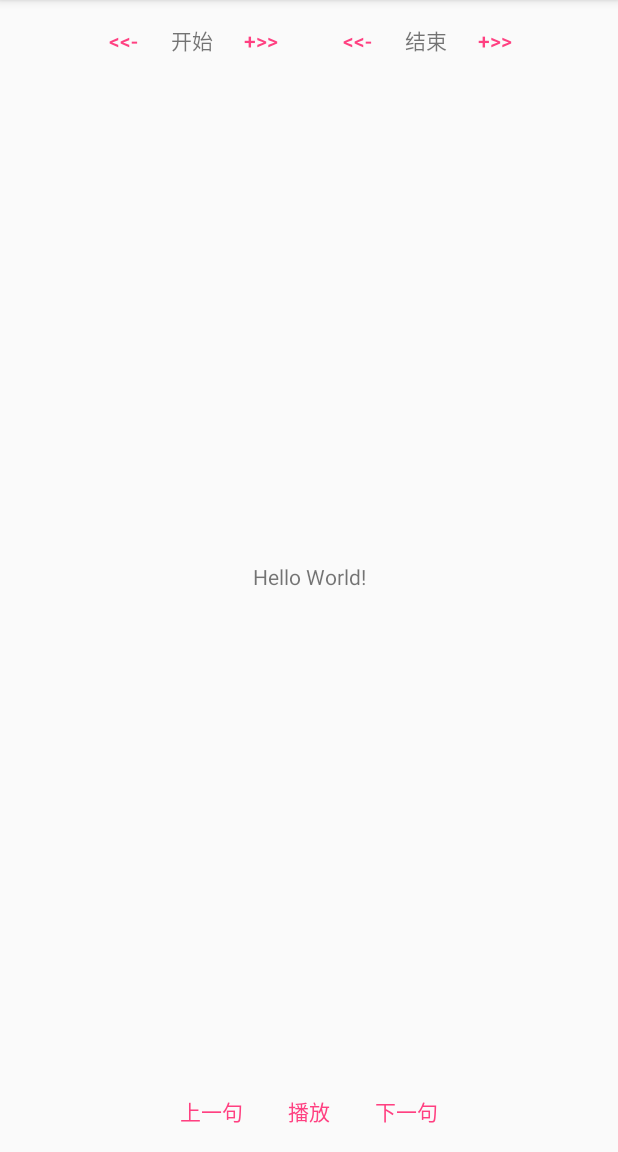
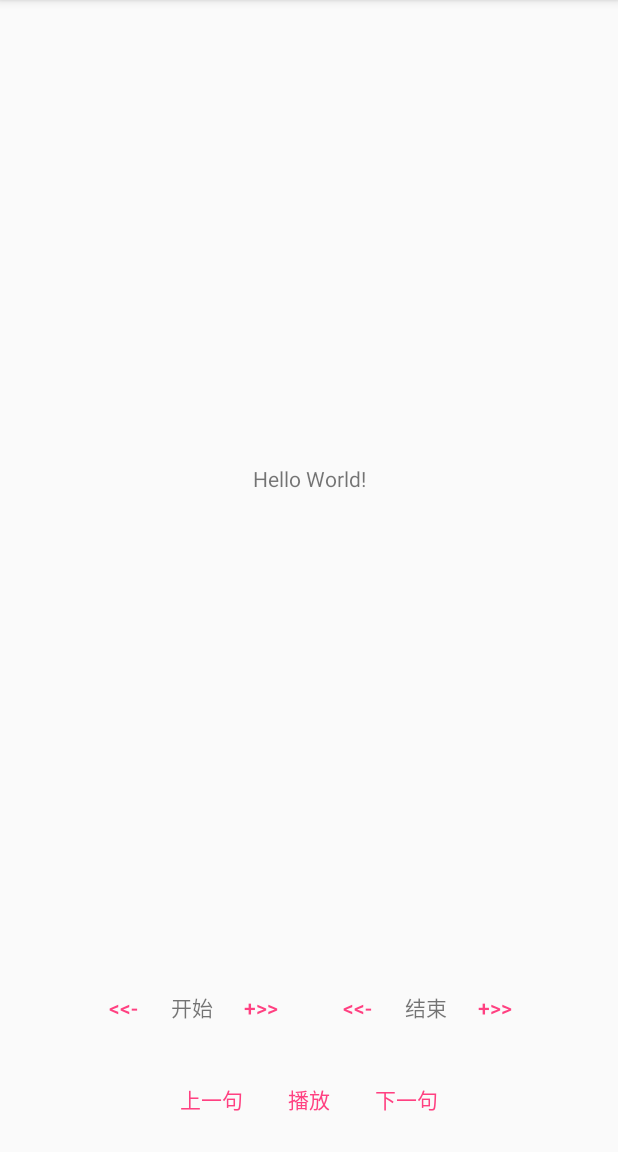
Before and after one commit to liangwuqiang/LrcPlayer, an Android app: the screen it shows after launch (MainActivity), on a phone screen of 412 x 824 dp, the part 84-1236 px from its top. Run offline under Robolectric (Android 15) with nearby library versions, the phone set to English and light mode, and no system bars.

Commit message:
页面布局调整

```diff
--- a/app/src/main/res/layout/content_main.xml
+++ b/app/src/main/res/layout/content_main.xml
@@ -12,15 +12,18 @@
         android:id="@+id/txtContent"
         android:layout_width="wrap_content"
         android:layout_height="wrap_content"
+        android:layout_marginBottom="8dp"
         android:text="Hello World!"
-        app:layout_constraintBottom_toBottomOf="parent"
+        app:layout_constraintBottom_toTopOf="@+id/linearLayout"
         app:layout_constraintLeft_toLeftOf="parent"
         app:layout_constraintRight_toRightOf="parent"
         app:layout_constraintTop_toTopOf="parent" />
 
     <LinearLayout
+        android:id="@+id/linearLayout2"
         android:layout_width="wrap_content"
         android:layout_height="wrap_content"
+        android:layout_marginBottom="8dp"
         android:orientation="horizontal"
         app:layout_constraintBottom_toBottomOf="parent"
         app:layout_constraintLeft_toLeftOf="parent"
@@ -28,44 +31,46 @@
 
         <Button
             android:id="@+id/btnPrevious"
+            style="?android:attr/buttonBarButtonStyle"
             android:layout_width="wrap_content"
             android:layout_height="wrap_content"
             android:layout_weight="1"
-            android:text="@string/previous"
-            style="?android:attr/buttonBarButtonStyle"/>
+            android:text="@string/previous" />
 
         <Button
             android:id="@+id/btnPlay"
+            style="?android:attr/buttonBarButtonStyle"
             android:layout_width="wrap_content"
             android:layout_height="wrap_content"
             android:layout_weight="1"
-            android:text="@string/bofang"
-            style="?android:attr/buttonBarButtonStyle"/>
+            android:text="@string/bofang" />
 
         <Button
             android:id="@+id/btnNext"
+            style="?android:attr/buttonBarButtonStyle"
             android:layout_width="wrap_content"
-            android:layout_height="wrap_content"
+            android:layout_height="match_parent"
             android:layout_weight="1"
-            android:text="@string/next"
-            style="?android:attr/buttonBarButtonStyle"/>
+            android:text="@string/next" />
     </LinearLayout>
 
     <LinearLayout
+        android:id="@+id/linearLayout"
         android:layout_width="wrap_content"
-        android:layout_height="wrap_content"
+        android:layout_height="52dp"
+        android:layout_marginBottom="8dp"
         android:orientation="horizontal"
-        app:layout_constraintTop_toTopOf="parent"
+        app:layout_constraintBottom_toTopOf="@+id/linearLayout2"
         app:layout_constraintLeft_toLeftOf="parent"
         app:layout_constraintRight_toRightOf="parent">
 
         <Button
             android:id="@+id/btnBeginReduce"
+            style="?android:attr/buttonBarButtonStyle"
             android:layout_width="wrap_content"
             android:layout_height="wrap_content"
             android:layout_weight="1"
-            android:text="@string/reduce"
-            style="?android:attr/buttonBarButtonStyle" />
+            android:text="@string/reduce" />
 
         <TextView
             android:layout_width="wrap_content"
@@ -75,19 +80,19 @@
 
         <Button
             android:id="@+id/btnBeginAdd"
+            style="?android:attr/buttonBarButtonStyle"
             android:layout_width="wrap_content"
             android:layout_height="wrap_content"
             android:layout_weight="1"
-            android:text="@string/add"
-            style="?android:attr/buttonBarButtonStyle"/>
+            android:text="@string/add" />
 
         <Button
             android:id="@+id/btnEndReduce"
+            style="?android:attr/buttonBarButtonStyle"
             android:layout_width="wrap_content"
             android:layout_height="wrap_content"
             android:layout_weight="1"
-            android:text="@string/reduce"
-            style="?android:attr/buttonBarButtonStyle"/>
+            android:text="@string/reduce" />
 
         <TextView
             android:layout_width="wrap_content"
@@ -97,11 +102,12 @@
 
         <Button
             android:id="@+id/btnEndAdd"
+            style="?android:attr/buttonBarButtonStyle"
             android:layout_width="wrap_content"
             android:layout_height="wrap_content"
             android:layout_weight="1"
-            android:text="@string/add"
-            style="?android:attr/buttonBarButtonStyle"/>
+            android:text="@string/add" />
     </LinearLayout>
 
+
 </android.support.constraint.ConstraintLayout>
```
